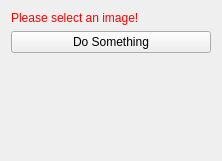
Old version of the form Plugins/org.mitk.gui.qt.photoacoustics.pausmotioncompensation/src/internal/PAUSMotionCompensationControls.ui in the repository MITK/MITK.
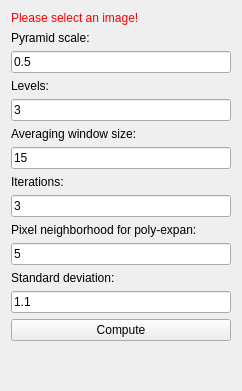
New version of the form.

Commit message: Missing text fields were added to ui

```diff
--- a/Plugins/org.mitk.gui.qt.photoacoustics.pausmotioncompensation/src/internal/PAUSMotionCompensationControls.ui
+++ b/Plugins/org.mitk.gui.qt.photoacoustics.pausmotioncompensation/src/internal/PAUSMotionCompensationControls.ui
@@ -6,8 +6,8 @@
    <rect>
     <x>0</x>
     <y>0</y>
-    <width>222</width>
-    <height>161</height>
+    <width>242</width>
+    <height>391</height>
    </rect>
   </property>
   <property name="minimumSize">
@@ -30,13 +30,97 @@
      </property>
     </widget>
    </item>
+   <item>
+    <widget class="QLabel" name="label">
+     <property name="text">
+      <string>Pyramid scale:</string>
+     </property>
+    </widget>
+   </item>
+   <item>
+    <widget class="QLineEdit" name="linePyrScale">
+     <property name="text">
+      <string>0.5</string>
+     </property>
+    </widget>
+   </item>
+   <item>
+    <widget class="QLabel" name="label_2">
+     <property name="text">
+      <string>Levels:</string>
+     </property>
+    </widget>
+   </item>
+   <item>
+    <widget class="QLineEdit" name="lineLevels">
+     <property name="text">
+      <string>3</string>
+     </property>
+    </widget>
+   </item>
+   <item>
+    <widget class="QLabel" name="label_3">
+     <property name="text">
+      <string>Averaging window size:</string>
+     </property>
+    </widget>
+   </item>
+   <item>
+    <widget class="QLineEdit" name="lineWinSize">
+     <property name="text">
+      <string>15</string>
+     </property>
+    </widget>
+   </item>
+   <item>
+    <widget class="QLabel" name="label_4">
+     <property name="text">
+      <string>Iterations:</string>
+     </property>
+    </widget>
+   </item>
+   <item>
+    <widget class="QLineEdit" name="lineIterations">
+     <property name="text">
+      <string>3</string>
+     </property>
+    </widget>
+   </item>
+   <item>
+    <widget class="QLabel" name="label_5">
+     <property name="text">
+      <string>Pixel neighborhood for poly-expan:</string>
+     </property>
+    </widget>
+   </item>
+   <item>
+    <widget class="QLineEdit" name="linePolyN">
+     <property name="text">
+      <string>5</string>
+     </property>
+    </widget>
+   </item>
+   <item>
+    <widget class="QLabel" name="label_6">
+     <property name="text">
+      <string>Standard deviation:</string>
+     </property>
+    </widget>
+   </item>
+   <item>
+    <widget class="QLineEdit" name="linePolySigma">
+     <property name="text">
+      <string>1.1</string>
+     </property>
+    </widget>
+   </item>
    <item>
     <widget class="QPushButton" name="buttonPerformImageProcessing">
      <property name="toolTip">
       <string>Do image processing</string>
      </property>
      <property name="text">
-      <string>Do Something</string>
+      <string>Compute</string>
      </property>
     </widget>
    </item>
```
